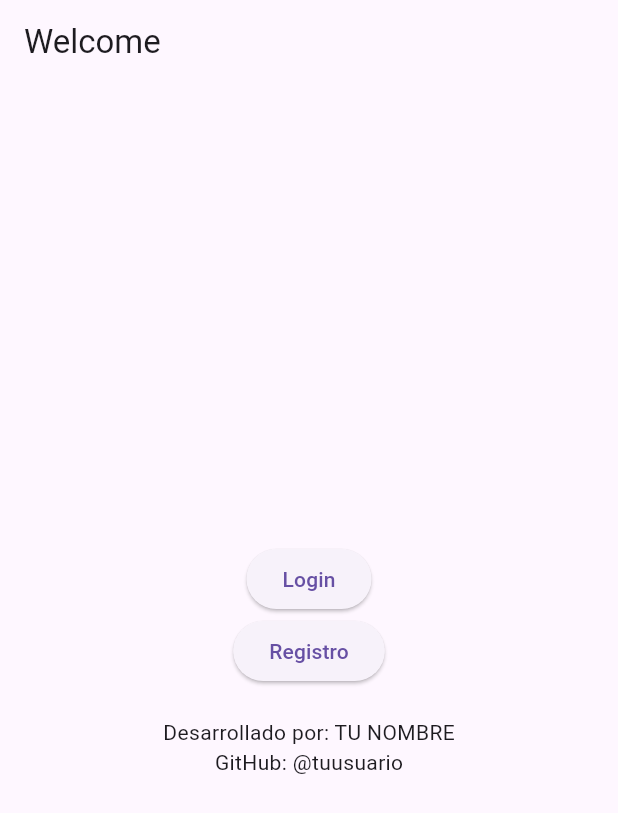
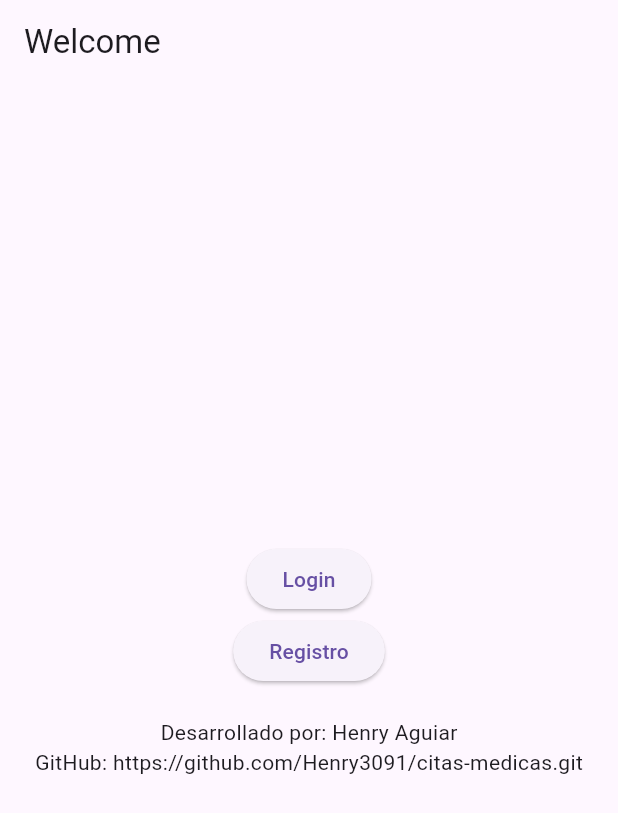
Before and after one commit to Henry3091/citas-medicas, a Flutter app: the screen it shows after launch, on a phone screen of 412 x 824 dp. Shown: the top 813 px of the screen. Run offline on Flutter 3.47's test engine with Material 3 defaults, Android fonts, the phone set to English and light mode, and no system bars; our stand-ins replace cloud_firestore, firebase_auth, firebase_core; accounts and stored records are empty.

```diff
--- a/lib/main.dart
+++ b/lib/main.dart
@@ -5,12 +5,12 @@ import 'login.dart';
 import 'registro.dart';
 import 'citas.dart';
 import 'servicios.dart';
-import 'firebase_options.dart'; // <<<< IMPORTANTE
+import 'firebase_options.dart';
 
 void main() async {
   WidgetsFlutterBinding.ensureInitialized();
   await Firebase.initializeApp(
-    options: DefaultFirebaseOptions.currentPlatform, // <<<< OJO
+    options: DefaultFirebaseOptions.currentPlatform,
   );
   runApp(MyApp());
 }
--- a/lib/welcome.dart
+++ b/lib/welcome.dart
@@ -18,8 +18,8 @@ class Welcome extends StatelessWidget {
               child: Text('Registro'),
             ),
             SizedBox(height: 20),
-            Text('Desarrollado por: TU NOMBRE'),
-            Text('GitHub: @tuusuario'),
+            Text('Desarrollado por: Henry Aguiar'),
+            Text('GitHub: https://github.com/Henry3091/citas-medicas.git'),
           ],
         ),
       ),
```
